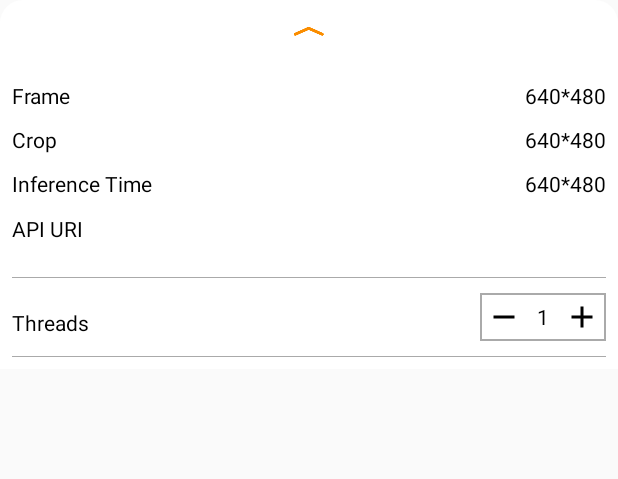
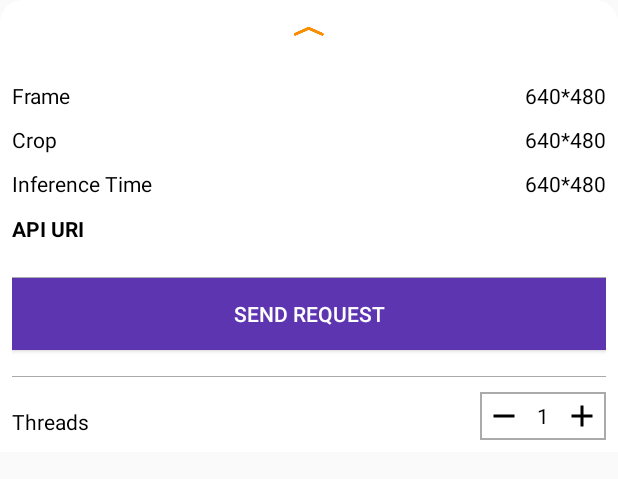
Before and after one commit to KierMusngi/simple-android-recognize, an Android app: the layout tfe_od_layout_bottom_sheet.xml on its own in the app's theme, with its tools: preview values and no code run, on a phone screen of 412 x 824 dp. Shown: the top 479 px of the screen. Run offline under Robolectric (Android 15) with nearby library versions, the phone set to English and light mode, and no system bars.

Commit message:
enabled https requests

```diff
--- a/app/build.gradle
+++ b/app/build.gradle
@@ -52,4 +52,6 @@ dependencies {
     // added MLKit dependencies for face detector
     implementation 'com.google.mlkit:face-detection:16.0.0'
 
+    // added HTTP client
+    implementation 'com.android.volley:volley:1.2.1'
 }
--- a/app/src/main/AndroidManifest.xml
+++ b/app/src/main/AndroidManifest.xml
@@ -2,7 +2,7 @@
     package="org.tensorflow.lite.examples.detection">
 
     <uses-sdk />
-
+    <uses-permission android:name="android.permission.INTERNET" />
     <uses-permission android:name="android.permission.CAMERA" />
 
     <uses-feature android:name="android.hardware.camera" />
@@ -14,7 +14,8 @@
         android:label="@string/tfe_od_app_name"
         android:roundIcon="@mipmap/ic_launcher_timeline_round"
         android:supportsRtl="true"
-        android:theme="@style/AppTheme.ObjectDetection">
+        android:theme="@style/AppTheme.ObjectDetection"
+        android:usesCleartextTraffic="true">
 
         <activity
             android:name=".DetectorActivity"
--- a/app/src/main/res/layout/tfe_od_layout_bottom_sheet.xml
+++ b/app/src/main/res/layout/tfe_od_layout_bottom_sheet.xml
@@ -109,7 +109,55 @@
             android:layout_width="wrap_content"
             android:layout_height="wrap_content"
             android:text="API URI"
+            android:textColor="@android:color/black"
+            android:textStyle="bold" />
+    </LinearLayout>
+
+    <View
+        android:layout_width="match_parent"
+        android:layout_height="1px"
+        android:layout_marginTop="10dp"
+        android:background="@android:color/darker_gray" />
+
+    <!-- TODO(b/112541284): Unhide when new NNAPI delegate is used. -->
+    <LinearLayout
+        android:layout_width="match_parent"
+        android:layout_height="wrap_content"
+        android:orientation="horizontal"
+        android:visibility="gone">
+
+        <TextView
+            android:id="@+id/api"
+            android:layout_width="wrap_content"
+            android:layout_height="wrap_content"
+            android:layout_marginTop="10dp"
+            android:text="API"
             android:textColor="@android:color/black" />
+
+        <androidx.appcompat.widget.SwitchCompat
+            android:id="@+id/api_info_switch"
+            android:layout_width="match_parent"
+            android:layout_height="wrap_content"
+            android:layout_marginTop="10dp"
+            android:checked="false"
+            android:gravity="right"
+            android:text="TFLITE"
+            android:textColor="@android:color/black" />
+    </LinearLayout>
+
+    <LinearLayout
+        android:layout_width="match_parent"
+        android:layout_height="55dp"
+        android:orientation="horizontal">
+
+        <Button
+            android:id="@+id/request_button"
+            android:layout_width="wrap_content"
+            android:layout_height="wrap_content"
+            android:layout_weight="1"
+            android:background="@color/tfe_color_primary"
+            android:text="Send Request"
+            android:textColor="@android:color/white" />
     </LinearLayout>
 
     <View
@@ -163,36 +211,4 @@
                 android:src="@drawable/ic_baseline_add" />
         </LinearLayout>
     </RelativeLayout>
-
-    <View
-        android:layout_width="match_parent"
-        android:layout_height="1px"
-        android:layout_marginTop="10dp"
-        android:background="@android:color/darker_gray" />
-
-    <!-- TODO(b/112541284): Unhide when new NNAPI delegate is used. -->
-    <LinearLayout
-        android:layout_width="match_parent"
-        android:layout_height="wrap_content"
-        android:orientation="horizontal"
-        android:visibility="gone">
-
-        <TextView
-            android:id="@+id/api"
-            android:layout_width="wrap_content"
-            android:layout_height="wrap_content"
-            android:layout_marginTop="10dp"
-            android:text="API"
-            android:textColor="@android:color/black" />
-
-        <androidx.appcompat.widget.SwitchCompat
-            android:id="@+id/api_info_switch"
-            android:layout_width="match_parent"
-            android:layout_height="wrap_content"
-            android:layout_marginTop="10dp"
-            android:checked="false"
-            android:gravity="right"
-            android:text="TFLITE"
-            android:textColor="@android:color/black" />
-    </LinearLayout>
 </LinearLayout>
```
Also changed, not shown: app/src/main/java/org/tensorflow/lite/examples/detection/DetectorActivity.java (+105 -6 lines).
